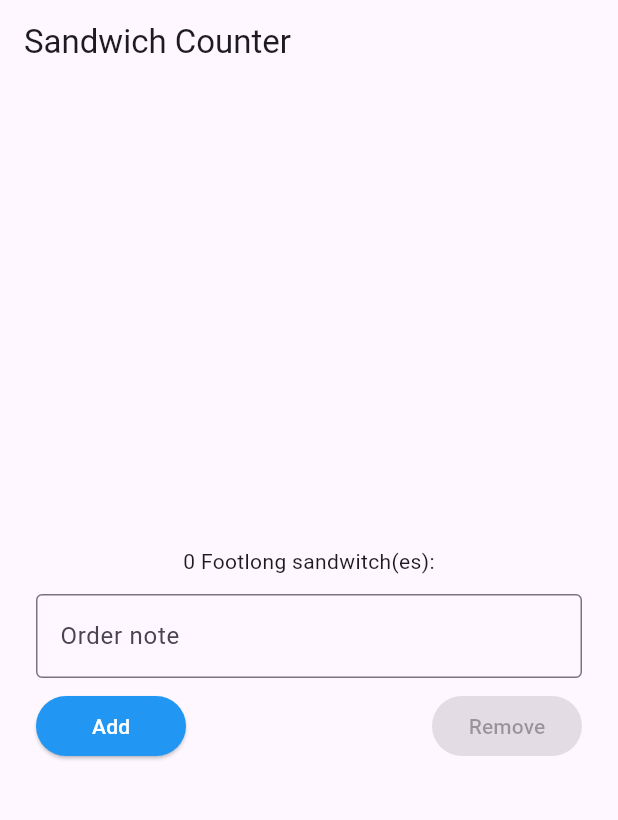
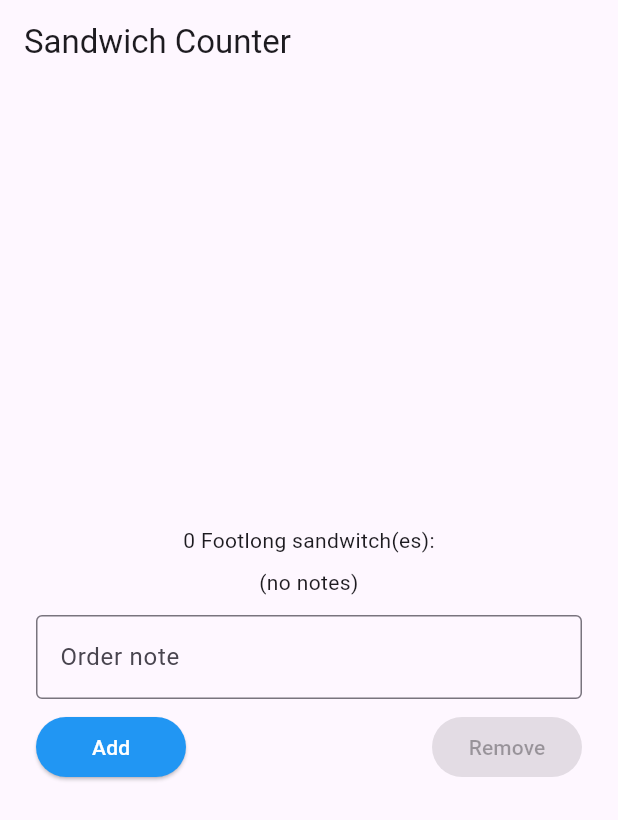
Before and after one commit to anirejlova/sandwitch_shop, a Flutter app: the screen it shows after launch, after a tap on "Add", after a tap on "Remove", on a phone screen of 412 x 824 dp. Shown: the top 820 px of the screen. Run offline on Flutter 3.47's test engine with Material 3 defaults, Android fonts, the phone set to English and light mode, and no system bars.

Commit message:
edit how the sandwiches and notes are showing with footlongs

```diff
--- a/lib/main.dart
+++ b/lib/main.dart
@@ -29,13 +29,15 @@ class OrderScreen extends StatefulWidget {
 
 class _OrderScreenState extends State<OrderScreen> {
   int _quantity = 0;
-  String _note = '';
+  final List<String> _notes = []; // per-sandwich notes
   final TextEditingController _noteController = TextEditingController();
 
   void _increaseQuantity() {
     if (_quantity < widget.maxQuantity) {
       setState(() {
-        _note = _noteController.text;
+        // attach current note text to the new sandwich and clear input
+        _notes.add(_noteController.text);
+        _noteController.clear();
         _quantity++;
       });
     }
@@ -44,7 +46,8 @@ class _OrderScreenState extends State<OrderScreen> {
   void _decreaseQuantity() {
     if (_quantity > 0) {
       setState(() {
-        _note = _noteController.text;
+        // remove the last sandwich and its note
+        if (_notes.isNotEmpty) _notes.removeLast();
         _quantity--;
       });
     }
@@ -66,10 +69,10 @@ class _OrderScreenState extends State<OrderScreen> {
         child: Column(
           mainAxisAlignment: MainAxisAlignment.center,
           children: <Widget>[
-            OrderItemDisplay(
-              _quantity,
-              'Footlong',
-              note: _note,
+            OrderItemList(
+              itemType: 'Footlong',
+              quantity: _quantity,
+              notes: _notes,
             ),
             const SizedBox(height: 12),
             Padding(
@@ -146,23 +149,74 @@ class StyledButton extends StatelessWidget {
   }
 }
 
-class OrderItemDisplay extends StatelessWidget {
+class OrderItemList extends StatelessWidget {
   final String itemType;
+  final List<String> notes;
   final int quantity;
-  final String note;
 
-  const OrderItemDisplay(
-    this.quantity,
-    this.itemType, {
-    this.note = '',
+  const OrderItemList({
+    required this.itemType,
+    required this.quantity,
+    required this.notes,
     super.key,
   });
 
   @override
   Widget build(BuildContext context) {
-    final emoji = '🥪' * quantity;
-    final noteText = note.isNotEmpty ? "\nNote: $note" : '';
-    return Text("$quantity $itemType sandwitch(es): $emoji$noteText",
-        textAlign: TextAlign.center);
+    // Build a compact summary plus a per-item static notes list
+    final emojis = List.filled(quantity, '🥪').join();
+
+    return Column(
+      mainAxisSize: MainAxisSize.min,
+      children: [
+        Text('$quantity $itemType sandwitch(es): $emojis',
+            textAlign: TextAlign.center),
+        const SizedBox(height: 8),
+        if (notes.isEmpty)
+          const Text('(no notes)', textAlign: TextAlign.center)
+        else
+          ...List.generate(notes.length, (i) {
+            final note = notes[i];
+            return Padding(
+              padding:
+                  const EdgeInsets.symmetric(vertical: 6.0, horizontal: 24.0),
+              child: Row(
+                crossAxisAlignment: CrossAxisAlignment.center,
+                children: [
+                  const Text('🥪', style: TextStyle(fontSize: 24)),
+                  const SizedBox(width: 12),
+                  Expanded(
+                    child: Text(
+                      note.isNotEmpty ? note : '(no note)',
+                      style: const TextStyle(fontSize: 16),
+                    ),
+                  ),
+                ],
+              ),
+            );
+          }),
+      ],
+    );
   }
 }
+
+// class OrderItemDisplay extends StatelessWidget {
+//   final String itemType;
+//   final int quantity;
+//   final String note;
+
+//   const OrderItemDisplay(
+//     this.quantity,
+//     this.itemType, {
+//     this.note = '',
+//     super.key,
+//   });
+
+//   @override
+//   Widget build(BuildContext context) {
+//     final emoji = '🥪' * quantity;
+//     final noteText = note.isNotEmpty ? note : '(no note)',;
+//     return Text("$quantity $itemType sandwitch(es): $emoji$noteText",
+//         textAlign: TextAlign.center);
+//   }
+// }
--- a/pubspec.yaml
+++ b/pubspec.yaml
@@ -20,7 +20,7 @@ dev_dependencies:
   flutter_test:
     sdk: flutter
 
-  flutter_lints: ^5.0.0
+  flutter_lints: ^6.0.0
 
 
 # The following section is specific to Flutter packages.
```
Also changed, not shown: pubspec.lock.
